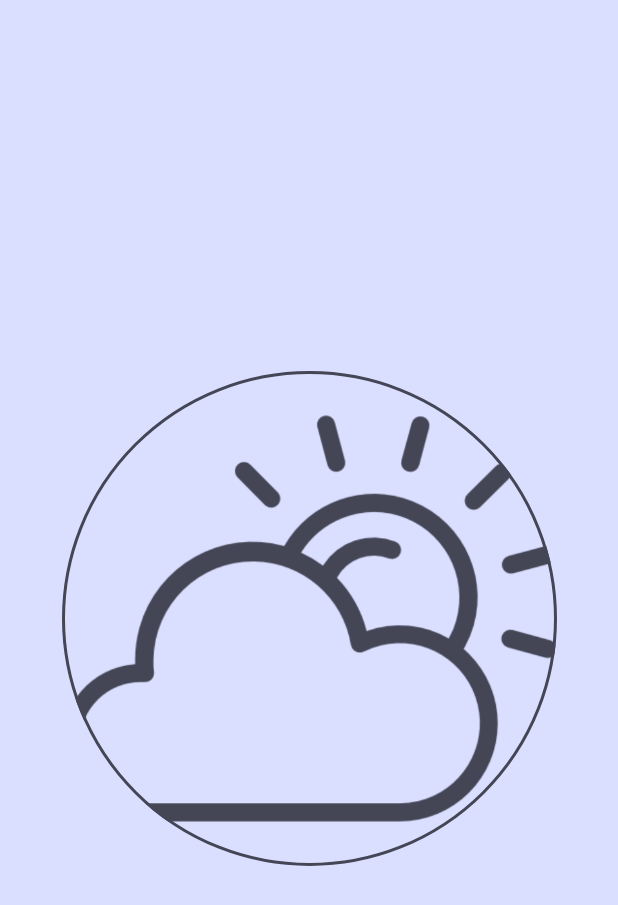
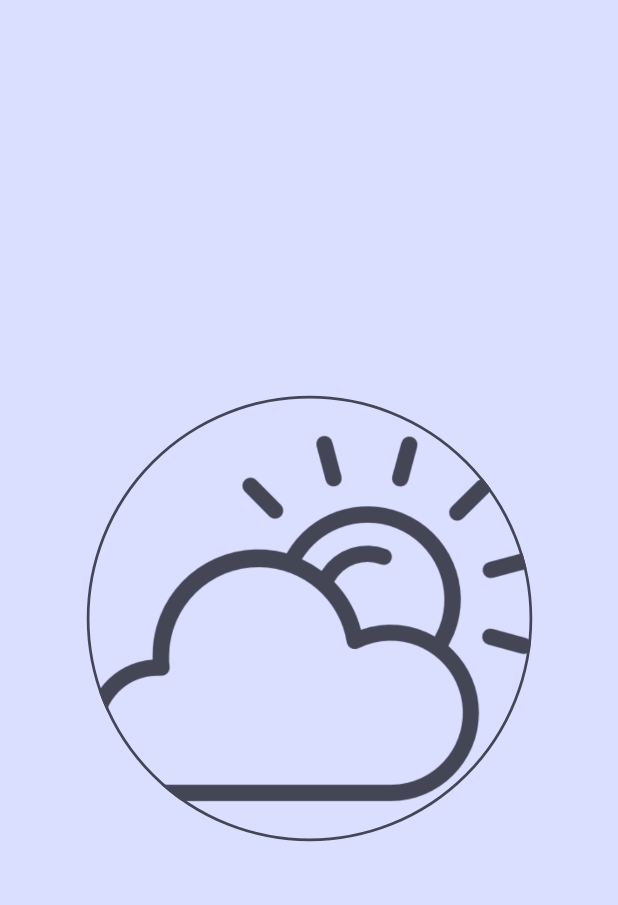
Before and after one commit to Mohammad2723/Weather, an Android app built with Jetpack Compose: the @Preview function Preview, on a phone screen of 412 x 824 dp. Shown: the top 905 px of the screen. Run offline under Robolectric (Android 15) with nearby library versions, the phone set to English and light mode, and no system bars; our stand-ins replace Dagger/Hilt's generated code.

Commit message:
create animation for Splash screen

```diff
--- a/app/src/main/java/com/github/ebrahimi16153/weather/navigation/WeatherNavigation.kt
+++ b/app/src/main/java/com/github/ebrahimi16153/weather/navigation/WeatherNavigation.kt
@@ -5,6 +5,7 @@ import androidx.navigation.compose.NavHost
 import androidx.navigation.compose.composable
 import androidx.navigation.compose.rememberNavController
 import com.github.ebrahimi16153.weather.screens.SplashScreen
+import com.github.ebrahimi16153.weather.screens.main.MainScreen
 
 @Composable
 fun WeatherNavigation() {
@@ -18,6 +19,10 @@ fun WeatherNavigation() {
             SplashScreen(navController = navController)
         }
 
+        composable(WeatherScreensName.MainScreen.name) {
+            MainScreen(navController = navController)
+        }
+
 
     }
 }
--- a/app/src/main/java/com/github/ebrahimi16153/weather/screens/SplashScreen.kt
+++ b/app/src/main/java/com/github/ebrahimi16153/weather/screens/SplashScreen.kt
@@ -1,5 +1,8 @@
 package com.github.ebrahimi16153.weather.screens
 
+import android.view.animation.OvershootInterpolator
+import androidx.compose.animation.core.Animatable
+import androidx.compose.animation.core.tween
 import androidx.compose.foundation.BorderStroke
 import androidx.compose.foundation.layout.*
 import androidx.compose.foundation.shape.CircleShape
@@ -7,17 +10,43 @@ import androidx.compose.material.Icon
 import androidx.compose.material.Surface
 import androidx.compose.material.Text
 import androidx.compose.runtime.Composable
+import androidx.compose.runtime.LaunchedEffect
+import androidx.compose.runtime.remember
 import androidx.compose.ui.Alignment
 import androidx.compose.ui.Modifier
+import androidx.compose.ui.draw.scale
 import androidx.compose.ui.graphics.Color
 import androidx.compose.ui.res.painterResource
 import androidx.compose.ui.unit.dp
 import androidx.navigation.NavController
 import com.github.ebrahimi16153.weather.R
+import com.github.ebrahimi16153.weather.navigation.WeatherScreensName
 import com.github.ebrahimi16153.weather.ui.theme.MyColors
+import kotlinx.coroutines.delay
 
 @Composable
 fun SplashScreen(navController: NavController) {
+
+    // animation
+    val scale = remember {
+        Animatable(0f)
+    }
+
+    LaunchedEffect(key1 = true, block = {
+        scale.animateTo(
+            targetValue = 0.9f,
+            animationSpec = tween(durationMillis = 1000, delayMillis = 800, easing = {
+                OvershootInterpolator(8f).getInterpolation(it)
+            })
+        )
+
+        delay(800)
+        navController.popBackStack()
+        navController.navigate(WeatherScreensName.MainScreen.name)
+
+    })
+   // end animation
+
     Column(
         horizontalAlignment = Alignment.CenterHorizontally,
         verticalArrangement = Arrangement.Center,
@@ -27,7 +56,8 @@ fun SplashScreen(navController: NavController) {
         Surface(
             modifier = Modifier
                 .padding(15.dp)
-                .size(330.dp),
+                .size(330.dp)
+                .scale(scale.value),
             color = Color.Transparent,
             shape = CircleShape,
             border = BorderStroke(width = 2.dp, color = MyColors().text)
@@ -42,7 +72,7 @@ fun SplashScreen(navController: NavController) {
                     contentDescription = "",
                     tint = MyColors().text
                 )
-                Text(text = "Find The Sun?", color = MyColors().text)
+                Text(text = "Find the Sun?", color = MyColors().text)
             }
 
 
--- a/app/src/main/java/com/github/ebrahimi16153/weather/ui/theme/MyColor.kt
+++ b/app/src/main/java/com/github/ebrahimi16153/weather/ui/theme/MyColor.kt
@@ -19,7 +19,7 @@ fun MyColors(dark: Boolean = isSystemInDarkTheme()): WeatherColor {
     } else {
         WeatherColor(
             background = lightBackground,
-            primary = lightBackground,
+            primary = lightPrimary,
             text = lightText,
             onBackground = lightOnBackground
         )
```
Also changed, not shown: app/src/main/java/com/github/ebrahimi16153/weather/screens/main/MainScreen.kt (added, +25 -0 lines).
